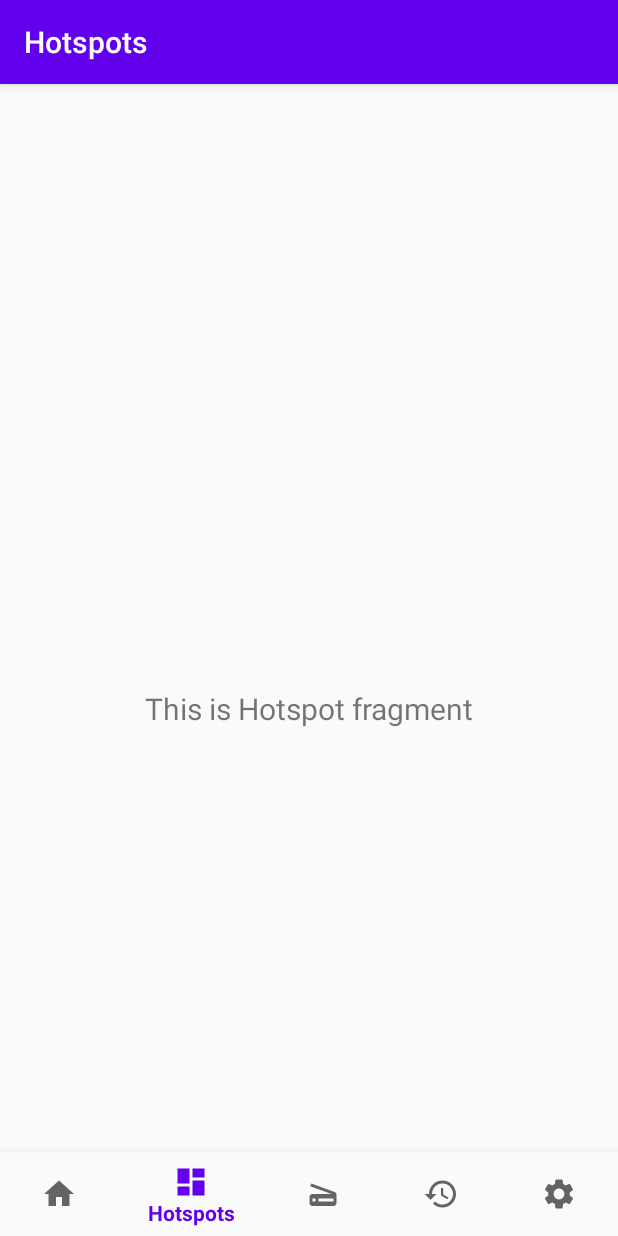
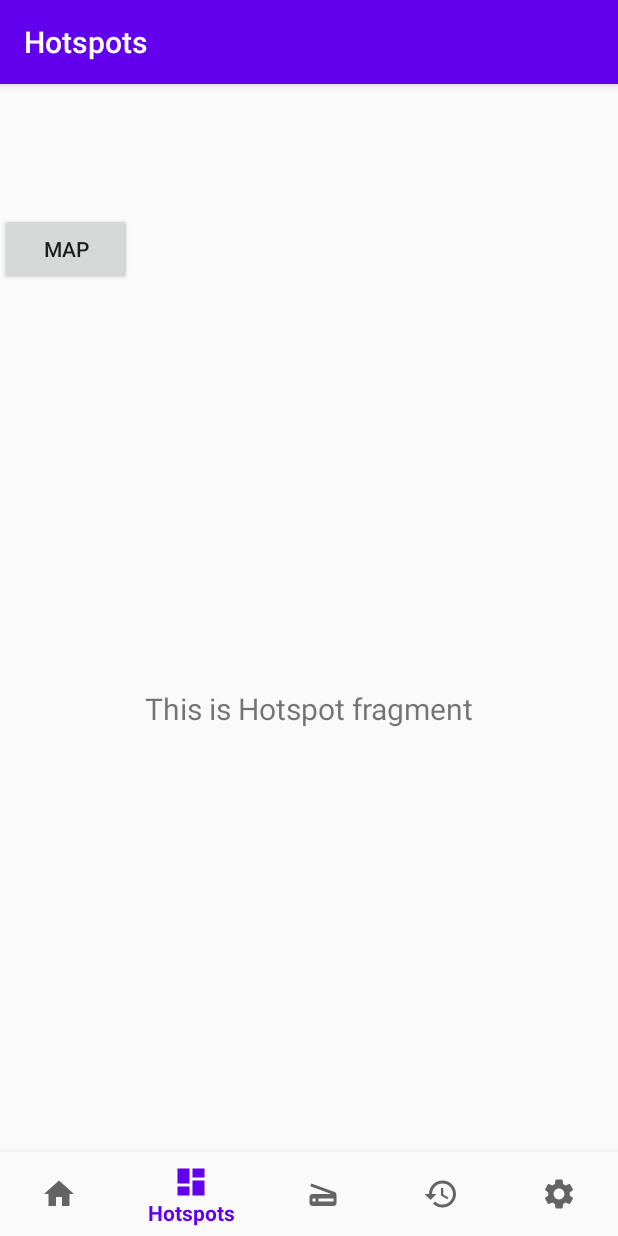
Before and after one commit to Edel-weiB/Better-Social-Distancing, an Android app: the HotspotFragment screen opened through its navigation route, on a phone screen of 412 x 824 dp. Run offline under Robolectric (Android 15) with nearby library versions, the phone set to English and light mode, and no system bars; our stand-ins replace navigation-ui.

Commit message:
fix map btn

```diff
--- a/ClientApplication/app/src/debug/res/values/google_maps_api.xml
+++ b/ClientApplication/app/src/debug/res/values/google_maps_api.xml
@@ -20,5 +20,5 @@
     Once you have your key (it starts with "AIza"), replace the "google_maps_key"
     string in this file.
     -->
-    <string name="google_maps_key" templateMergeStrategy="preserve" translatable="false">AIzaSyCxAC2gXPkACmsR4z9jhNwS7CK85HxC8D4</string>
+    <string name="google_maps_key" templateMergeStrategy="preserve" translatable="false">AIzaSyCNF9iOgWDHkcmJfn8HSSCbvUgR-PHPysE</string>
 </resources>
--- a/ClientApplication/app/src/main/java/com/example/cotrace/MainActivity.java
+++ b/ClientApplication/app/src/main/java/com/example/cotrace/MainActivity.java
@@ -14,13 +14,11 @@ import androidx.navigation.ui.NavigationUI;
 
 public class MainActivity extends AppCompatActivity {
 
-    public void toMap (View view) {
-        Intent intent = new Intent(this, MapsActivity.class);
-        startActivity(intent);
-    }
+
 
     @Override
     protected void onCreate(Bundle savedInstanceState) {
+
         super.onCreate(savedInstanceState);
         setContentView(R.layout.activity_main);
         BottomNavigationView navView = findViewById(R.id.nav_view);
--- a/ClientApplication/app/src/main/java/com/example/cotrace/ui/hotspot/HotspotFragment.java
+++ b/ClientApplication/app/src/main/java/com/example/cotrace/ui/hotspot/HotspotFragment.java
@@ -1,9 +1,11 @@
 package com.example.cotrace.ui.hotspot;
 
+import android.content.Intent;
 import android.os.Bundle;
 import android.view.LayoutInflater;
 import android.view.View;
 import android.view.ViewGroup;
+import android.widget.Button;
 import android.widget.TextView;
 
 import androidx.annotation.NonNull;
@@ -12,6 +14,8 @@ import androidx.fragment.app.Fragment;
 import androidx.lifecycle.Observer;
 import androidx.lifecycle.ViewModelProviders;
 
+import com.example.cotrace.MapsActivity;
+import com.example.cotrace.QRreader;
 import com.example.cotrace.R;
 
 public class HotspotFragment extends Fragment {
@@ -30,6 +34,13 @@ public class HotspotFragment extends Fragment {
                 textView.setText(s);
             }
         });
+        Button mapButton = root.findViewById(R.id.mapBtn);
+        mapButton.setOnClickListener(new View.OnClickListener() {
+            @Override
+            public void onClick(View v) {
+                startActivity(new Intent(getContext(), MapsActivity.class));
+            }
+        });
         return root;
     }
 }
--- a/ClientApplication/app/src/main/res/layout/activity_main.xml
+++ b/ClientApplication/app/src/main/res/layout/activity_main.xml
@@ -6,16 +6,6 @@
     android:layout_width="match_parent"
     android:layout_height="match_parent"
     android:paddingTop="?attr/actionBarSize">
-
-    <Button
-        android:layout_width="wrap_content"
-        android:layout_height="wrap_content"
-        android:text="@string/title_activity_maps"
-        android:onClick="toMap"
-        android:layout_marginTop="30dp"
-        app:layout_constraintBottom_toTopOf="@+id/nav_host_fragment"
-        app:layout_constraintStart_toStartOf="parent"
-        app:layout_constraintTop_toTopOf="parent" />
 
     <com.google.android.material.bottomnavigation.BottomNavigationView
         android:id="@+id/nav_view"
--- a/ClientApplication/app/src/main/res/layout/fragment_hotspots.xml
+++ b/ClientApplication/app/src/main/res/layout/fragment_hotspots.xml
@@ -5,6 +5,17 @@
     android:layout_width="match_parent"
     android:layout_height="match_parent"
     tools:context=".ui.hotspot.HotspotFragment">
+
+    <Button
+        android:layout_width="wrap_content"
+        android:layout_height="wrap_content"
+        android:text="@string/title_activity_maps"
+        android:onClick="toMap"
+        android:id="@+id/mapBtn"
+        android:layout_marginTop="30dp"
+        app:layout_constraintBottom_toTopOf="@+id/nav_host_fragment"
+        app:layout_constraintStart_toStartOf="parent"
+        app:layout_constraintTop_toTopOf="parent" />
 
     <TextView
         android:id="@+id/text_hotspots"
```
